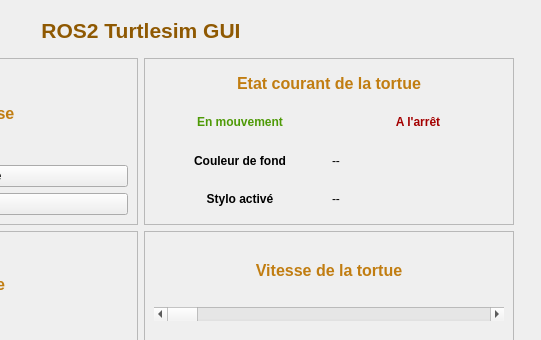
Old version of the form src/qt/MainWindow.ui in the repository GaetanChvlr/ROS2_Turtle_GUI; both pictures show x 259 to 800 and y 0 to 340 of the 800 by 424 pixel window.
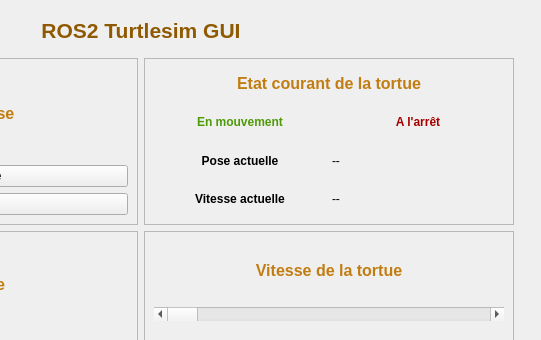
New version of the form.

Commit message: vitesse de deplacement + infos simulation

```diff
--- a/src/qt/MainWindow.ui
+++ b/src/qt/MainWindow.ui
@@ -118,7 +118,7 @@
              <item row="4" column="0">
               <widget class="QLabel" name="label_8">
                <property name="text">
-                <string>&lt;html&gt;&lt;head/&gt;&lt;body&gt;&lt;p align=&quot;center&quot;&gt;&lt;span style=&quot; font-weight:600;&quot;&gt;Stylo activé&lt;/span&gt;&lt;/p&gt;&lt;/body&gt;&lt;/html&gt;</string>
+                <string>&lt;html&gt;&lt;head/&gt;&lt;body&gt;&lt;p align=&quot;center&quot;&gt;&lt;span style=&quot; font-weight:600;&quot;&gt;Vitesse actuelle&lt;/span&gt;&lt;/p&gt;&lt;/body&gt;&lt;/html&gt;</string>
                </property>
               </widget>
              </item>
@@ -139,7 +139,7 @@
              <item row="3" column="0">
               <widget class="QLabel" name="label_10">
                <property name="text">
-                <string>&lt;html&gt;&lt;head/&gt;&lt;body&gt;&lt;p align=&quot;center&quot;&gt;&lt;span style=&quot; font-weight:600;&quot;&gt;Couleur de fond&lt;/span&gt;&lt;/p&gt;&lt;/body&gt;&lt;/html&gt;</string>
+                <string>&lt;html&gt;&lt;head/&gt;&lt;body&gt;&lt;p align=&quot;center&quot;&gt;&lt;span style=&quot; font-weight:600;&quot;&gt;Pose actuelle&lt;/span&gt;&lt;/p&gt;&lt;/body&gt;&lt;/html&gt;</string>
                </property>
               </widget>
              </item>
```
Left out of the diff: 13 changed lines with no effect on the pictures. The commit also changes 4 other files.
